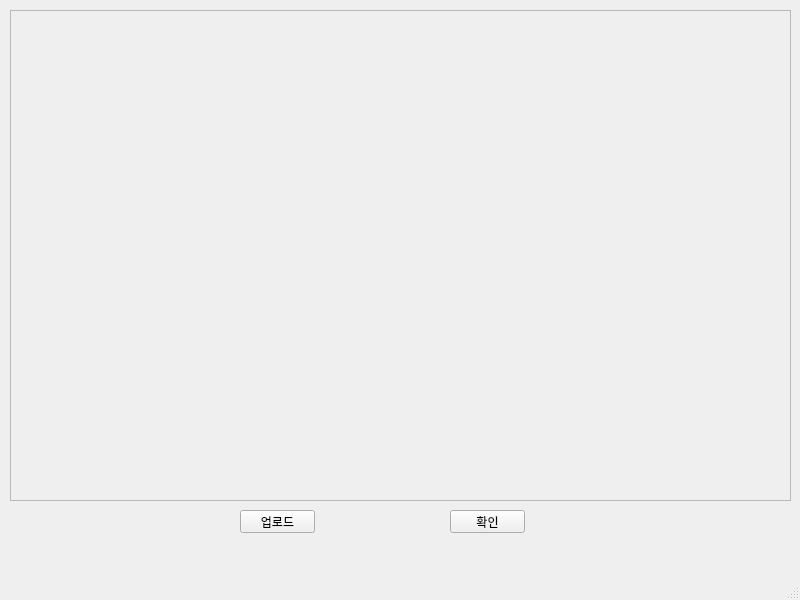
Old version of the form test.ui in the repository ahwl8240/Capstone_Design_Carz.
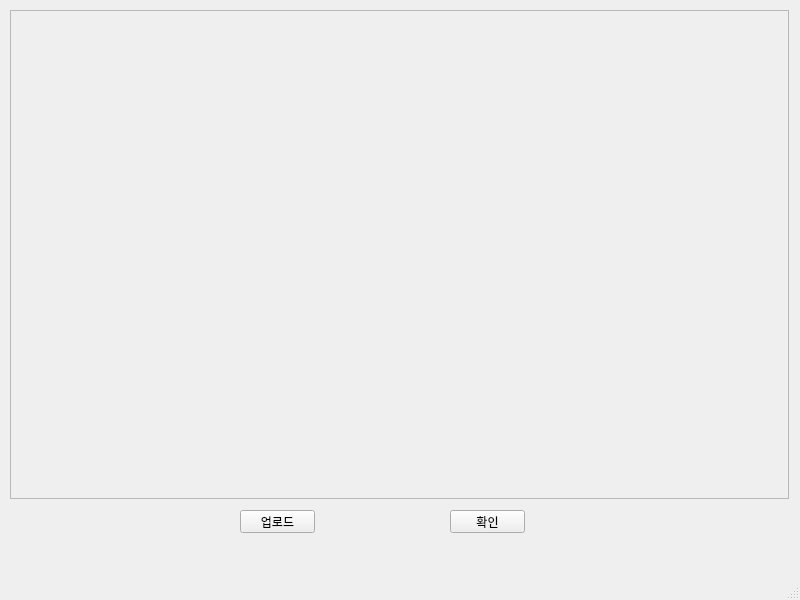
New version of the form.

Diff of the .ui file:
```diff
--- a/test.ui
+++ b/test.ui
@@ -66,18 +66,15 @@
      <number>24</number>
     </property>
    </widget>
-   <widget class="QWidget" name="gridLayoutWidget">
+   <widget class="QScrollArea" name="scrollArea">
     <property name="geometry">
      <rect>
       <x>10</x>
       <y>10</y>
-      <width>781</width>
-      <height>491</height>
+      <width>779</width>
+      <height>489</height>
      </rect>
     </property>
-    <layout class="QGridLayout" name="gridLayout">
-     <item row="0" column="0">
-      <widget class="QScrollArea" name="scrollArea">
        <property name="widgetResizable">
         <bool>true</bool>
        </property>
@@ -91,9 +88,6 @@
          </rect>
         </property>
        </widget>
-      </widget>
-     </item>
-    </layout>
    </widget>
   </widget>
   <widget class="QMenuBar" name="menubar">
```
Lines whose indentation alone changed are shown as unchanged.
